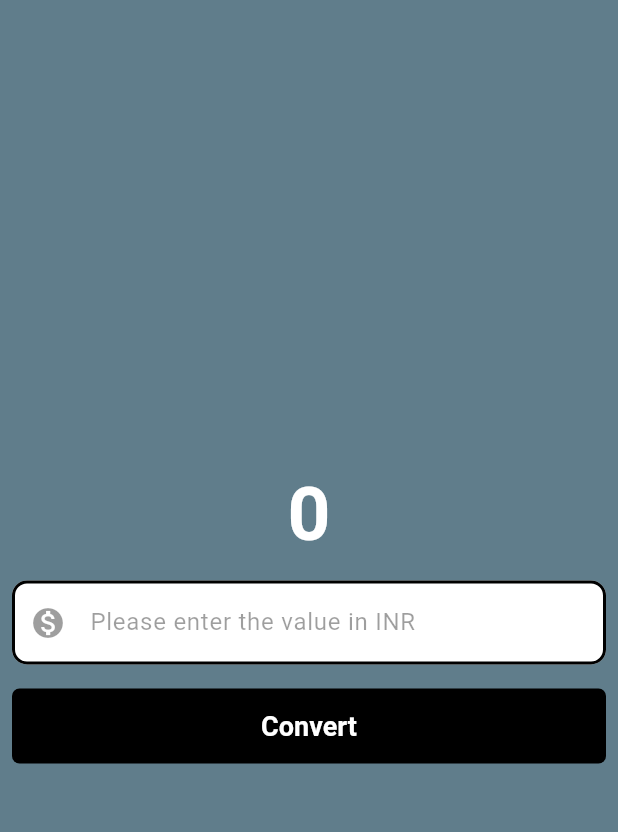
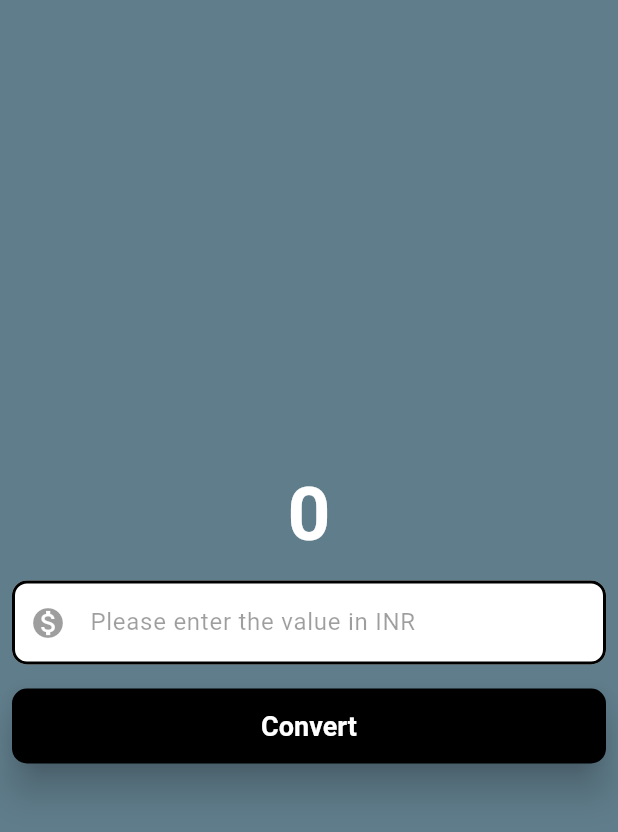
Before and after one commit to Threshik/Currency-Converter-Application, a Flutter app: the screen it shows after launch, on a phone screen of 412 x 824 dp. Shown: the top 832 px of the screen. Run offline on Flutter 3.47's test engine with Material 3 defaults, Android fonts, the phone set to English and light mode, and no system bars.

Commit message:
Elevate  Button Concepts

```diff
--- a/lib/pages/currency_converter_material_page.dart
+++ b/lib/pages/currency_converter_material_page.dart
@@ -46,17 +46,18 @@ class CurrencyConverterMaterialPage extends StatelessWidget {
             ),
             Padding(
               padding: const EdgeInsets.all(8.0),
-              child: TextButton(
+              child: ElevatedButton(
                 onPressed: () {
                   debugPrint("Button clicked");
                 },
                 style:  const ButtonStyle(
+                  elevation: WidgetStatePropertyAll(10),
                   backgroundColor: WidgetStatePropertyAll(Colors.black),
                   foregroundColor: WidgetStatePropertyAll(Colors.white),
                   minimumSize: WidgetStatePropertyAll(Size(double.infinity,50)),
                   textStyle: WidgetStatePropertyAll(TextStyle(fontSize: 18,fontWeight: FontWeight.bold)),
                   //by default it gives RoundedRectangleBorder so making is less
-                  shape: WidgetStatePropertyAll(RoundedRectangleBorder(borderRadius:BorderRadius.all(Radius.circular(5))))
+                  shape: WidgetStatePropertyAll(RoundedRectangleBorder(borderRadius:BorderRadius.all(Radius.circular(10))))
                 ),
                 child: Text("Convert"),
               ),
```
